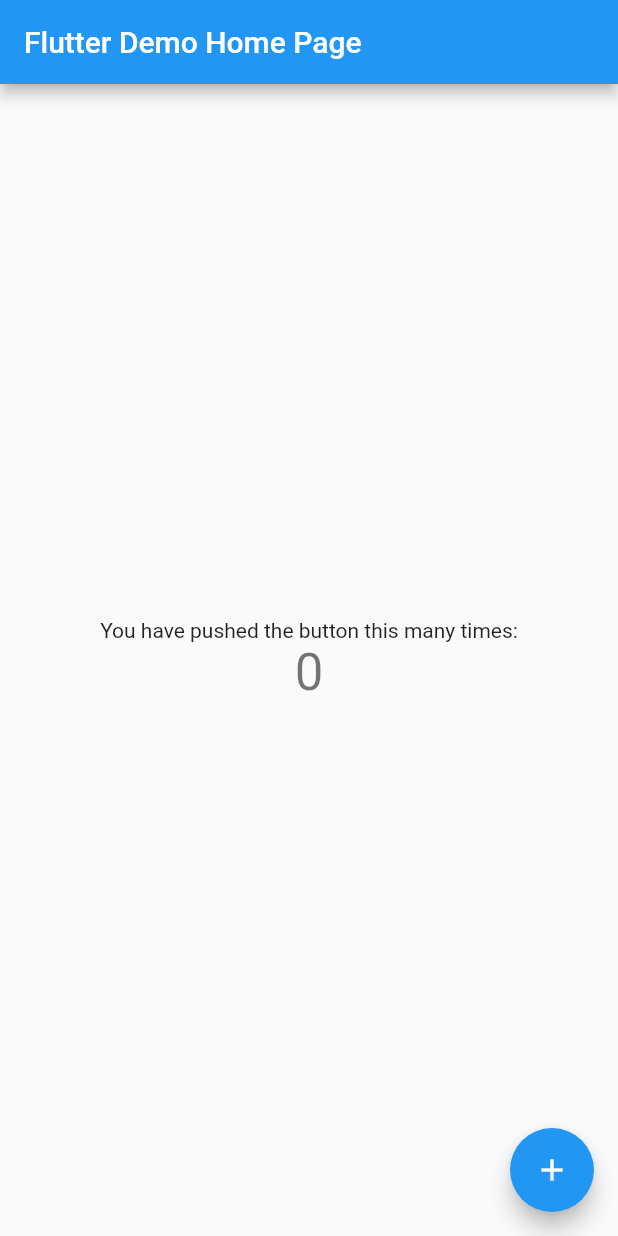
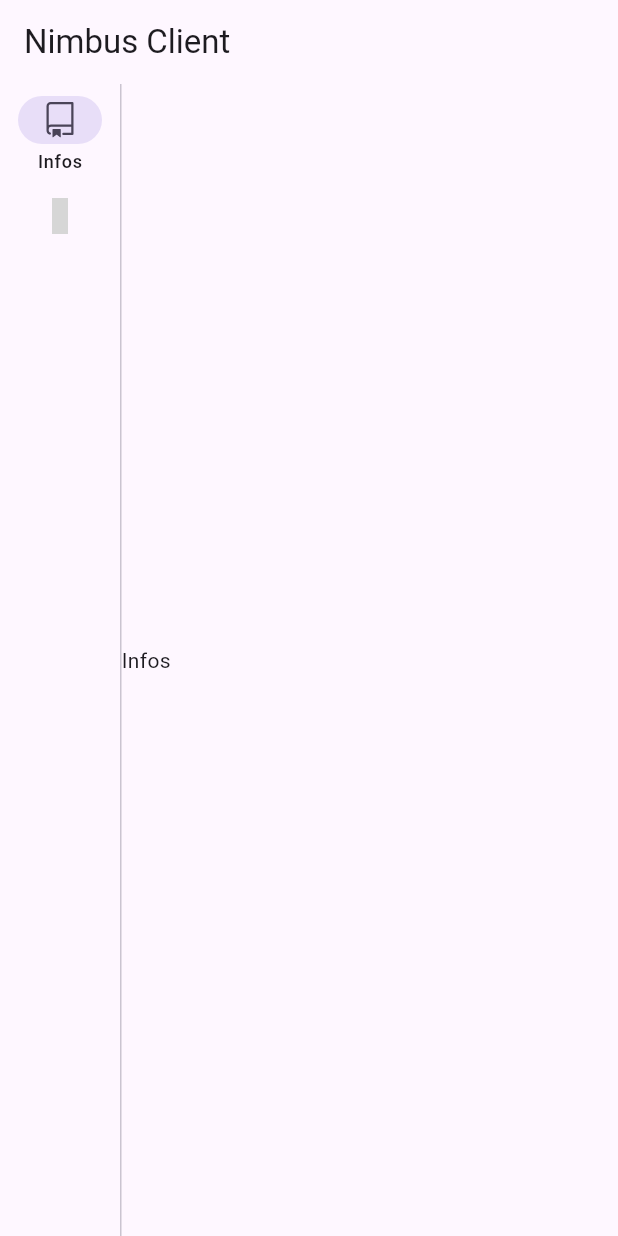
Before and after one commit to pueblomo/nimbus_client, a Flutter app: the screen it shows after launch, on a phone screen of 412 x 824 dp. Run offline on Flutter 3.47's test engine with Material 2 defaults, Android fonts, the phone set to English and light mode, and no system bars; our stand-ins replace fluttericon; grey boxes are pictures that could not be loaded.

Commit message:
wip: sidebar

```diff
--- a/lib/main.dart
+++ b/lib/main.dart
@@ -1,4 +1,5 @@
 import 'package:flutter/material.dart';
+import 'package:fluttericon/octicons_icons.dart';
 
 void main() {
   runApp(const MyApp());
@@ -7,39 +8,22 @@ void main() {
 class MyApp extends StatelessWidget {
   const MyApp({super.key});
 
-  // This widget is the root of your application.
   @override
   Widget build(BuildContext context) {
     return MaterialApp(
-      title: 'Flutter Demo',
+      title: 'Nimbus Client',
       theme: ThemeData(
-        // This is the theme of your application.
-        //
-        // Try running your application with "flutter run". You'll see the
-        // application has a blue toolbar. Then, without quitting the app, try
-        // changing the primarySwatch below to Colors.green and then invoke
-        // "hot reload" (press "r" in the console where you ran "flutter run",
-        // or simply save your changes to "hot reload" in a Flutter IDE).
-        // Notice that the counter didn't reset back to zero; the application
-        // is not restarted.
         primarySwatch: Colors.blue,
+        visualDensity: VisualDensity.adaptivePlatformDensity,
+        useMaterial3: true,
       ),
-      home: const MyHomePage(title: 'Flutter Demo Home Page'),
+      home: const MyHomePage(title: 'Nimbus Client'),
     );
   }
 }
 
 class MyHomePage extends StatefulWidget {
   const MyHomePage({super.key, required this.title});
-
-  // This widget is the home page of your application. It is stateful, meaning
-  // that it has a State object (defined below) that contains fields that affect
-  // how it looks.
-
-  // This class is the configuration for the state. It holds the values (in this
-  // case the title) provided by the parent (in this case the App widget) and
-  // used by the build method of the State. Fields in a Widget subclass are
-  // always marked "final".
 
   final String title;
 
@@ -48,68 +32,46 @@ class MyHomePage extends StatefulWidget {
 }
 
 class _MyHomePageState extends State<MyHomePage> {
-  int _counter = 0;
-
-  void _incrementCounter() {
-    setState(() {
-      // This call to setState tells the Flutter framework that something has
-      // changed in this State, which causes it to rerun the build method below
-      // so that the display can reflect the updated values. If we changed
-      // _counter without calling setState(), then the build method would not be
-      // called again, and so nothing would appear to happen.
-      _counter++;
-    });
-  }
+  int _selectedIndex = 0;
 
   @override
   Widget build(BuildContext context) {
-    // This method is rerun every time setState is called, for instance as done
-    // by the _incrementCounter method above.
-    //
-    // The Flutter framework has been optimized to make rerunning build methods
-    // fast, so that you can just rebuild anything that needs updating rather
-    // than having to individually change instances of widgets.
     return Scaffold(
       appBar: AppBar(
-        // Here we take the value from the MyHomePage object that was created by
-        // the App.build method, and use it to set our appbar title.
         title: Text(widget.title),
       ),
-      body: Center(
-        // Center is a layout widget. It takes a single child and positions it
-        // in the middle of the parent.
-        child: Column(
-          // Column is also a layout widget. It takes a list of children and
-          // arranges them vertically. By default, it sizes itself to fit its
-          // children horizontally, and tries to be as tall as its parent.
-          //
-          // Invoke "debug painting" (press "p" in the console, choose the
-          // "Toggle Debug Paint" action from the Flutter Inspector in Android
-          // Studio, or the "Toggle Debug Paint" command in Visual Studio Code)
-          // to see the wireframe for each widget.
-          //
-          // Column has various properties to control how it sizes itself and
-          // how it positions its children. Here we use mainAxisAlignment to
-          // center the children vertically; the main axis here is the vertical
-          // axis because Columns are vertical (the cross axis would be
-          // horizontal).
-          mainAxisAlignment: MainAxisAlignment.center,
-          children: <Widget>[
-            const Text(
-              'You have pushed the button this many times:',
+      body: Row(
+        children: [
+          NavigationRail(
+              onDestinationSelected: (index) {
+                setState(() {
+                  _selectedIndex = index;
+                });
+              },
+              labelType: NavigationRailLabelType.selected,
+              destinations: const [
+                NavigationRailDestination(
+                  icon: Icon(Octicons.repo),
+                  label: Text("Infos"),
+                ),
+                NavigationRailDestination(
+                  icon: Icon(Octicons.settings),
+                  label: Text('Settings'),
+                )
+              ],
+              selectedIndex: _selectedIndex),
+          const VerticalDivider(
+            thickness: 1,
+            width: 1,
+          ),
+          Expanded(
+            child: IndexedStack(
+              index: _selectedIndex,
+              children: [const Text("Infos"), const Text("Settings")],
             ),
-            Text(
-              '$_counter',
-              style: Theme.of(context).textTheme.headlineMedium,
-            ),
-          ],
-        ),
+          ),
+        ],
       ),
-      floatingActionButton: FloatingActionButton(
-        onPressed: _incrementCounter,
-        tooltip: 'Increment',
-        child: const Icon(Icons.add),
-      ), // This trailing comma makes auto-formatting nicer for build methods.
     );
   }
 }
--- a/pubspec.yaml
+++ b/pubspec.yaml
@@ -35,6 +35,7 @@ dependencies:
   # The following adds the Cupertino Icons font to your application.
   # Use with the CupertinoIcons class for iOS style icons.
   cupertino_icons: ^1.0.2
+  fluttericon: ^2.0.0
 
 dev_dependencies:
   flutter_test:
```
Also changed, not shown: pubspec.lock.
